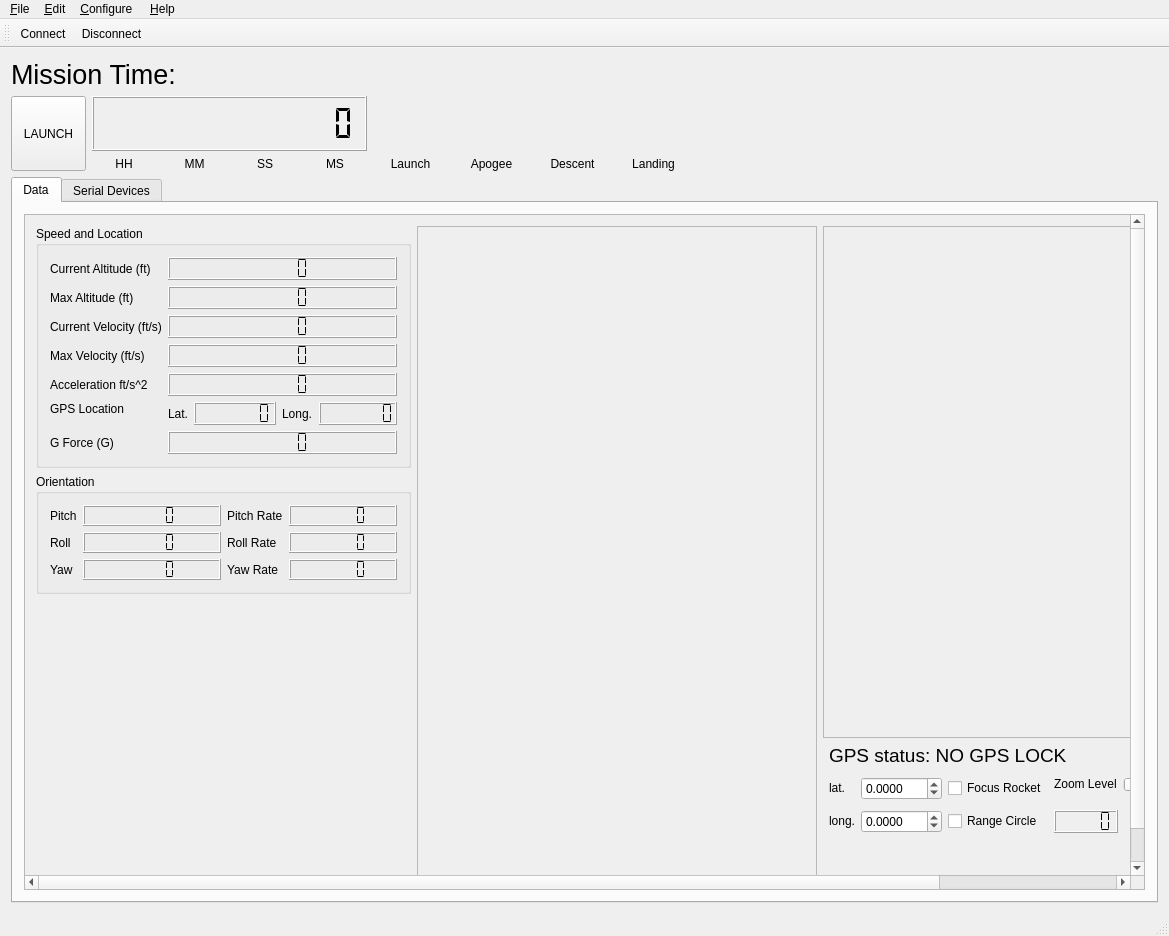
Old version of the form RADAV_APPLICATION/mainwindow.ui in the repository chris-quenzer/ESRA-CS-Team-Post-Expo.
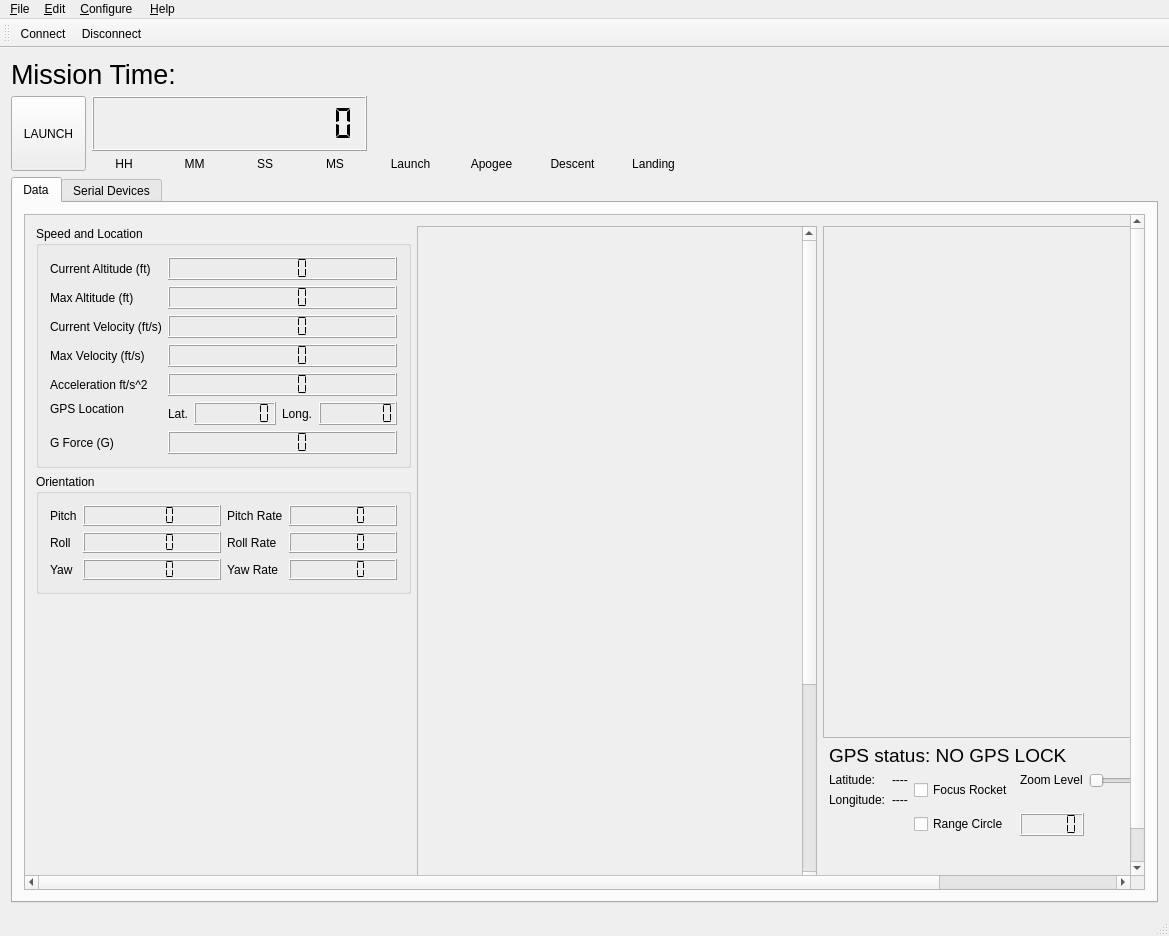
New version of the form. Icons and pictures are not drawn. Custom widgets are drawn as their Qt base class.

Patch:
```diff
--- a/RADAV_APPLICATION/mainwindow.ui
+++ b/RADAV_APPLICATION/mainwindow.ui
@@ -885,7 +885,7 @@
                  <layout class="QGridLayout" name="gridLayout_5">
                   <item row="1" column="0">
                    <layout class="QGridLayout" name="gridLayout_16">
-                    <item row="0" column="2">
+                    <item row="0" column="3">
                      <spacer name="horizontalSpacer_2">
                       <property name="orientation">
                        <enum>Qt::Horizontal</enum>
@@ -926,7 +926,7 @@
                       </property>
                      </widget>
                     </item>
-                    <item row="1" column="2">
+                    <item row="1" column="3">
                      <spacer name="verticalSpacer_2">
                       <property name="orientation">
                        <enum>Qt::Vertical</enum>
@@ -941,30 +941,14 @@
                     </item>
                     <item row="1" column="1">
                      <layout class="QGridLayout" name="gridLayout_8">
-                      <item row="1" column="2">
+                      <item row="1" column="1">
                        <widget class="QCheckBox" name="circleCheckBox">
                         <property name="text">
                          <string>Range Circle</string>
                         </property>
                        </widget>
                       </item>
-                      <item row="1" column="0">
-                       <widget class="QLabel" name="label_24">
-                        <property name="sizePolicy">
-                         <sizepolicy hsizetype="Maximum" vsizetype="Maximum">
-                          <horstretch>0</horstretch>
-                          <verstretch>0</verstretch>
-                         </sizepolicy>
-                        </property>
-                        <property name="text">
-                         <string>long.</string>
-                        </property>
-                        <property name="alignment">
-                         <set>Qt::AlignRight|Qt::AlignTrailing|Qt::AlignVCenter</set>
-                        </property>
-                       </widget>
-                      </item>
-                      <item row="0" column="2">
+                      <item row="0" column="1">
                        <widget class="QCheckBox" name="focusRocketCheckBox">
                         <property name="sizePolicy">
                          <sizepolicy hsizetype="Maximum" vsizetype="Fixed">
@@ -977,67 +961,7 @@
                         </property>
                        </widget>
                       </item>
-                      <item row="0" column="0">
-                       <widget class="QLabel" name="label_23">
-                        <property name="sizePolicy">
-                         <sizepolicy hsizetype="Maximum" vsizetype="Maximum">
-                          <horstretch>0</horstretch>
-                          <verstretch>0</verstretch>
-                         </sizepolicy>
-                        </property>
-                        <property name="text">
-                         <string>lat.</string>
-                        </property>
-                        <property name="alignment">
-                         <set>Qt::AlignRight|Qt::AlignTrailing|Qt::AlignVCenter</set>
-                        </property>
-                       </widget>
-                      </item>
-                      <item row="0" column="1">
-                       <widget class="QDoubleSpinBox" name="latitudeSpinBox">
-                        <property name="sizePolicy">
-                         <sizepolicy hsizetype="Minimum" vsizetype="Maximum">
-                          <horstretch>0</horstretch>
-                          <verstretch>0</verstretch>
-                         </sizepolicy>
-                        </property>
-                        <property name="decimals">
-                         <number>4</number>
-                        </property>
-                        <property name="minimum">
-                         <double>-90.000000000000000</double>
-                        </property>
-                        <property name="maximum">
-                         <double>90.000000000000000</double>
-                        </property>
-                        <property name="singleStep">
-                         <double>0.001000000000000</double>
-                        </property>
-                       </widget>
-                      </item>
-                      <item row="1" column="1">
-                       <widget class="QDoubleSpinBox" name="longitudeSpinBox">
-                        <property name="sizePolicy">
-                         <sizepolicy hsizetype="Minimum" vsizetype="Maximum">
-                          <horstretch>0</horstretch>
-                          <verstretch>0</verstretch>
-                         </sizepolicy>
-                        </property>
-                        <property name="decimals">
-                         <number>4</number>
-                        </property>
-                        <property name="minimum">
-                         <double>-180.000000000000000</double>
-                        </property>
-                        <property name="maximum">
-                         <double>180.000000000000000</double>
-                        </property>
-                        <property name="singleStep">
-                         <double>0.001000000000000</double>
-                        </property>
-                       </widget>
-                      </item>
-                      <item row="1" column="3">
+                      <item row="1" column="2">
                        <widget class="QLCDNumber" name="zoomLCD">
                         <property name="sizePolicy">
                          <sizepolicy hsizetype="Maximum" vsizetype="Maximum">
@@ -1053,7 +977,7 @@
                         </property>
                        </widget>
                       </item>
-                      <item row="0" column="3">
+                      <item row="0" column="2">
                        <layout class="QFormLayout" name="formLayout_4">
                         <item row="0" column="0">
                          <widget class="QLabel" name="label_18">
@@ -1092,6 +1016,38 @@
                         </item>
                        </layout>
                       </item>
+                      <item row="0" column="0">
+                       <layout class="QFormLayout" name="formLayout_7">
+                        <item row="0" column="0">
+                         <widget class="QLabel" name="label_26">
+                          <property name="text">
+                           <string>Latitude:</string>
+                          </property>
+                         </widget>
+                        </item>
+                        <item row="1" column="0">
+                         <widget class="QLabel" name="label_27">
+                          <property name="text">
+                           <string>Longitude:</string>
+                          </property>
+                         </widget>
+                        </item>
+                        <item row="0" column="1">
+                         <widget class="QLabel" name="decMinSecLat">
+                          <property name="text">
+                           <string>----</string>
+                          </property>
+                         </widget>
+                        </item>
+                        <item row="1" column="1">
+                         <widget class="QLabel" name="decMinSecLon">
+                          <property name="text">
+                           <string>----</string>
+                          </property>
+                         </widget>
+                        </item>
+                       </layout>
+                      </item>
                      </layout>
                     </item>
                     <item row="2" column="1">
@@ -1183,10 +1139,10 @@
                   <widget class="QWidget" name="scrollAreaWidgetContents_3">
                    <property name="geometry">
                     <rect>
-                     <x>0</x>
+                     <x>-120</x>
                      <y>0</y>
                      <width>518</width>
-                     <height>649</height>
+                     <height>930</height>
                     </rect>
                    </property>
                    <layout class="QVBoxLayout" name="verticalLayout_10">
@@ -1201,7 +1157,7 @@
                       <property name="minimumSize">
                        <size>
                         <width>500</width>
-                        <height>200</height>
+                        <height>300</height>
                        </size>
                       </property>
                       <property name="maximumSize">
@@ -1223,7 +1179,29 @@
                       <property name="minimumSize">
                        <size>
                         <width>500</width>
-                        <height>200</height>
+                        <height>300</height>
+                       </size>
+                      </property>
+                      <property name="baseSize">
+                       <size>
+                        <width>0</width>
+                        <height>0</height>
+                       </size>
+                      </property>
+                     </widget>
+                    </item>
+                    <item>
+                     <widget class="QCustomPlot" name="customPlot_3" native="true">
+                      <property name="sizePolicy">
+                       <sizepolicy hsizetype="MinimumExpanding" vsizetype="MinimumExpanding">
+                        <horstretch>0</horstretch>
+                        <verstretch>0</verstretch>
+                       </sizepolicy>
+                      </property>
+                      <property name="minimumSize">
+                       <size>
+                        <width>500</width>
+                        <height>300</height>
                        </size>
                       </property>
                       <property name="baseSize">
```
